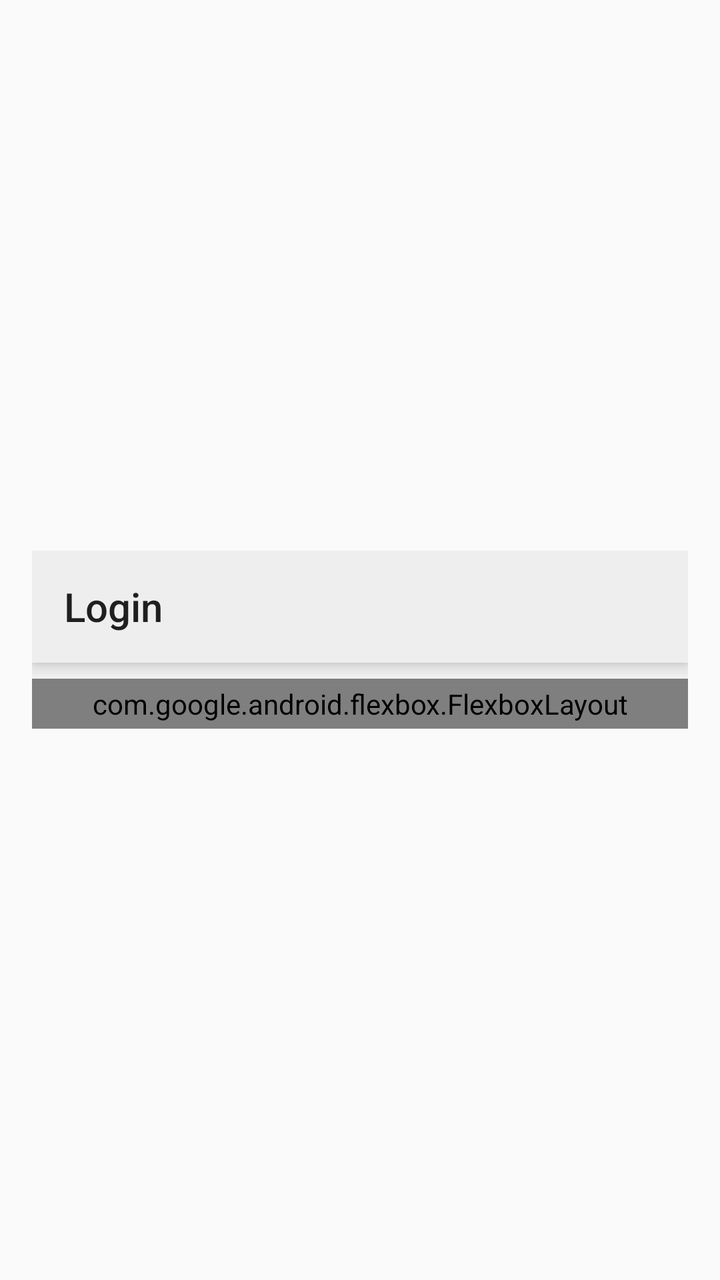
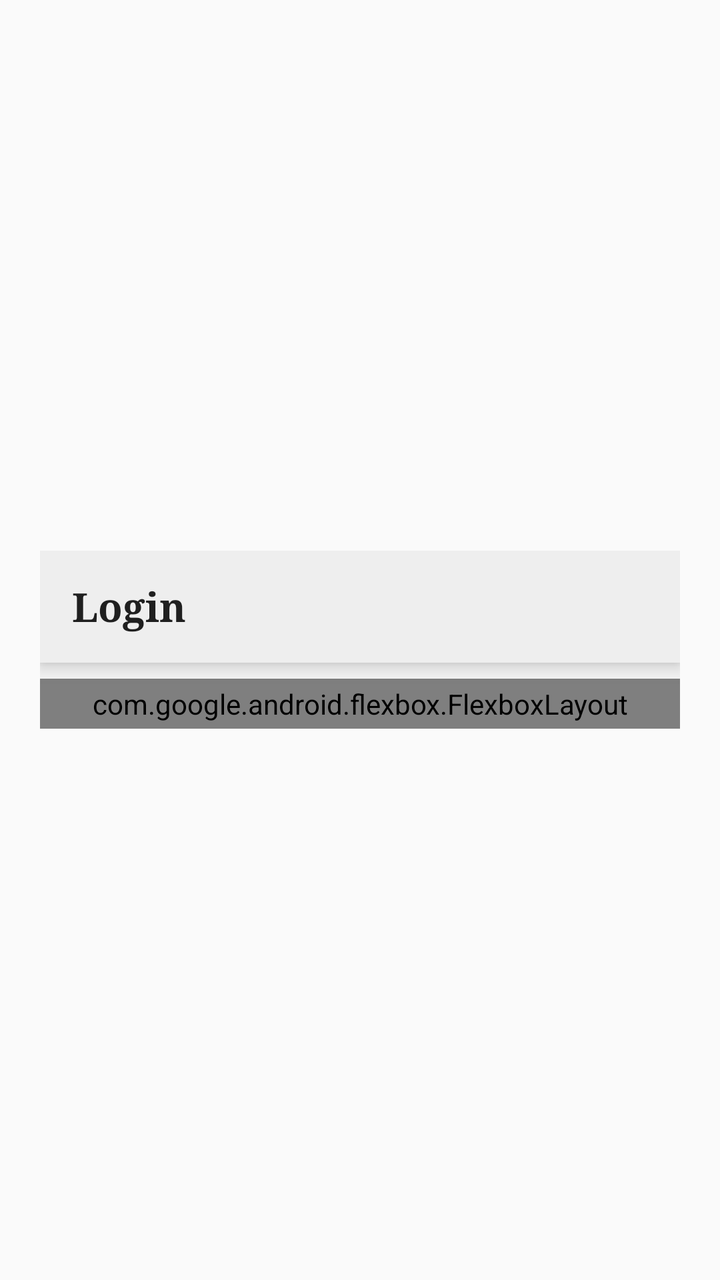

An Android layout rendered at two revisions. The XML below is the earlier revision; the diff shows what the commit changed to produce the second picture.
<!-- AndroidManifest.xml: application theme AppTheme.Light -->
<!-- res/layout/dialog_login.xml -->
<?xml version="1.0" encoding="utf-8"?>
<FrameLayout xmlns:android="http://schemas.android.com/apk/res/android"
    xmlns:app="http://schemas.android.com/apk/res-auto"
    xmlns:tools="http://schemas.android.com/tools"
    android:layout_width="match_parent"
    android:layout_height="match_parent"
    android:padding="16dp">

    <LinearLayout
        android:id="@+id/vw_bg"
        android:layout_width="match_parent"
        android:layout_height="wrap_content"
        android:layout_gravity="center"
        android:background="@drawable/shape_card_view"
        android:orientation="vertical"
        tools:ignore="UselessParent">

        <androidx.appcompat.widget.Toolbar
            android:id="@+id/tool_bar"
            android:layout_width="match_parent"
            android:layout_height="wrap_content"
            android:background="@color/background_menu"
            android:elevation="5dp"
            android:theme="?attr/actionBarStyle"
            app:title="@string/login"
            app:displayHomeAsUp="false"
            app:fitStatusBar="false"
            app:popupTheme="@style/AppTheme.PopupOverlay"
            app:titleTextAppearance="@style/ToolbarTitle" />

        <androidx.core.widget.NestedScrollView
            android:layout_width="match_parent"
            android:layout_height="wrap_content"
            android:overScrollMode="ifContentScrolls">

            <com.google.android.flexbox.FlexboxLayout
                android:id="@+id/flexbox"
                android:layout_width="match_parent"
                android:layout_height="wrap_content"
                android:layout_marginTop="8dp"
                android:clipToPadding="false"
                android:padding="3dp"
                app:dividerDrawable="@drawable/shape_space_divider"
                app:flexDirection="row"
                app:flexWrap="wrap"
                app:showDivider="middle" />

        </androidx.core.widget.NestedScrollView>

    </LinearLayout>
</FrameLayout>
<!-- resources referenced by this layout -->
<resources>
  <color name="background_menu">@color/md_grey_200</color>
  <string name="login">Login</string>
  <style name="ToolbarTitle" parent="@style/TextAppearance.Widget.AppCompat.Toolbar.Title">
          <item name="android:textSize">20sp</item>
      </style>
  
      //*******************Widget Style**********************************//
  <style name="AppTheme.Light" parent="Base.AppTheme">
          <item name="actionBarStyle">@style/AppTheme.AppBarOverlay.Light</item>
      </style>
  <color name="md_grey_200">#EEEEEE</color>
  <color name="background_card">@color/md_grey_100</color>
  <color name="md_grey_900">#212121</color>
  <style name="Base.AppTheme" parent="Theme.AppCompat.DayNight.NoActionBar">
          <item name="colorPrimary">@color/primary</item>
          <item name="colorPrimaryDark">@color/primaryDark</item>
          <item name="colorAccent">@color/accent</item>
          <item name="actionOverflowMenuStyle">@style/Style.PopupMenu</item>
          <item name="android:itemTextAppearance">@style/Style.MenuItemText</item>
          <item name="android:popupMenuStyle">@style/Style.PopupMenu</item>
          <item name="android:statusBarColor">@color/transparent</item>
          <item name="android:windowDrawsSystemBarBackgrounds">true</item>
      </style>
  <style name="AppTheme.AppBarOverlay.Light" parent="ThemeOverlay.AppCompat.Light">
          <item name="colorAccent">@color/md_grey_900</item>
      </style>
  <color name="md_grey_100">#F5F5F5</color>
  <color name="primary">@color/md_light_blue_600</color>
  <color name="primaryDark">@color/md_light_blue_700</color>
  <color name="accent">@color/md_pink_800</color>
  <style name="Style.PopupMenu" parent="Widget.AppCompat.PopupMenu">
          <item name="android:popupBackground">@drawable/bg_popup_menu</item>
      </style>
  <color name="transparent">#00000000</color>
  <color name="md_light_blue_600">#039BE5</color>
  <color name="md_light_blue_700">#0288D1</color>
  <color name="md_pink_800">#AD1457</color>
  <color name="menu_color_default">#383838</color>
  <!-- unchanged entries left out for length: 5 -->
</resources>

<!-- the commit's change to res/layout/dialog_login.xml (unified diff, before → after) -->
@@ -4,7 +4,7 @@
     xmlns:tools="http://schemas.android.com/tools"
     android:layout_width="match_parent"
     android:layout_height="match_parent"
-    android:padding="16dp">
+    android:padding="20dp">
 
     <LinearLayout
         android:id="@+id/vw_bg"
<!-- resource entries referenced after the edit -->
@@ -4,6 +4,8 @@
   <string name="login">Login</string>
   <style name="ToolbarTitle" parent="@style/TextAppearance.Widget.AppCompat.Toolbar.Title">
           <item name="android:textSize">20sp</item>
+          <item name="android:fontFamily">serif</item>
+          <item name="android:textStyle">bold</item>
       </style>
   
       //*******************Widget Style**********************************//
@@ -22,6 +24,8 @@
           <item name="android:popupMenuStyle">@style/Style.PopupMenu</item>
           <item name="android:statusBarColor">@color/transparent</item>
           <item name="android:windowDrawsSystemBarBackgrounds">true</item>
+          <item name="alertDialogTheme">@style/ink_AlertDialog</item>
+          <item name="android:divider">@color/ink_line</item>
       </style>
   <style name="AppTheme.AppBarOverlay.Light" parent="ThemeOverlay.AppCompat.Light">
           <item name="colorAccent">@color/md_grey_900</item>
@@ -34,10 +38,42 @@
           <item name="android:popupBackground">@drawable/bg_popup_menu</item>
       </style>
   <color name="transparent">#00000000</color>
+  <style name="ink_AlertDialog" parent="Theme.AppCompat.DayNight.Dialog.Alert">
+          <item name="android:textColorAlertDialogListItem">@color/ink_text</item>
+          <item name="android:windowBackground">@drawable/ink_bg_dialog</item>
+          <item name="buttonBarButtonStyle">@style/ink_DialogButton</item>
+          <item name="buttonBarPositiveButtonStyle">@style/ink_DialogButton</item>
+          <item name="buttonBarNegativeButtonStyle">@style/ink_DialogButton</item>
+          <item name="buttonBarNeutralButtonStyle">@style/ink_DialogButton</item>
+          <item name="colorAccent">@color/accent</item>
+          <item name="android:textColorPrimary">@color/ink_text</item>
+          <item name="android:textColorSecondary">@color/ink_text_sub</item>
+          <item name="android:colorBackground">@color/ink_card</item>
+      </style>
+  <color name="ink_line">#1F2B2722</color>
   <color name="md_light_blue_600">#039BE5</color>
   <color name="md_light_blue_700">#0288D1</color>
   <color name="md_pink_800">#AD1457</color>
   <color name="menu_color_default">#383838</color>
+  <color name="ink_text">#2B2722</color>
+  <!-- drawable ink_bg_dialog (drawable) -->
+  <?xml version="1.0" encoding="utf-8"?>
+  <inset xmlns:android="http://schemas.android.com/apk/res/android"
+      android:insetLeft="16dp"
+      android:insetRight="16dp">
+      <shape android:shape="rectangle">
+          <corners android:radius="8dp" />
+          <solid android:color="@color/ink_card" />
+          <stroke android:width="0.5dp" android:color="@color/ink_line" />
+      </shape>
+  </inset>
+  <style name="ink_DialogButton" parent="Widget.AppCompat.Button.ButtonBar.AlertDialog">
+          <item name="android:textColor">@color/accent</item>
+          <item name="android:textSize">14sp</item>
+          <item name="android:textStyle">bold</item>
+      </style>
+  <color name="ink_text_sub">#7A7166</color>
+  <color name="ink_card">#FFFDF8</color>
   <!-- unchanged entries left out for length: 5 -->
 </resources>
 
